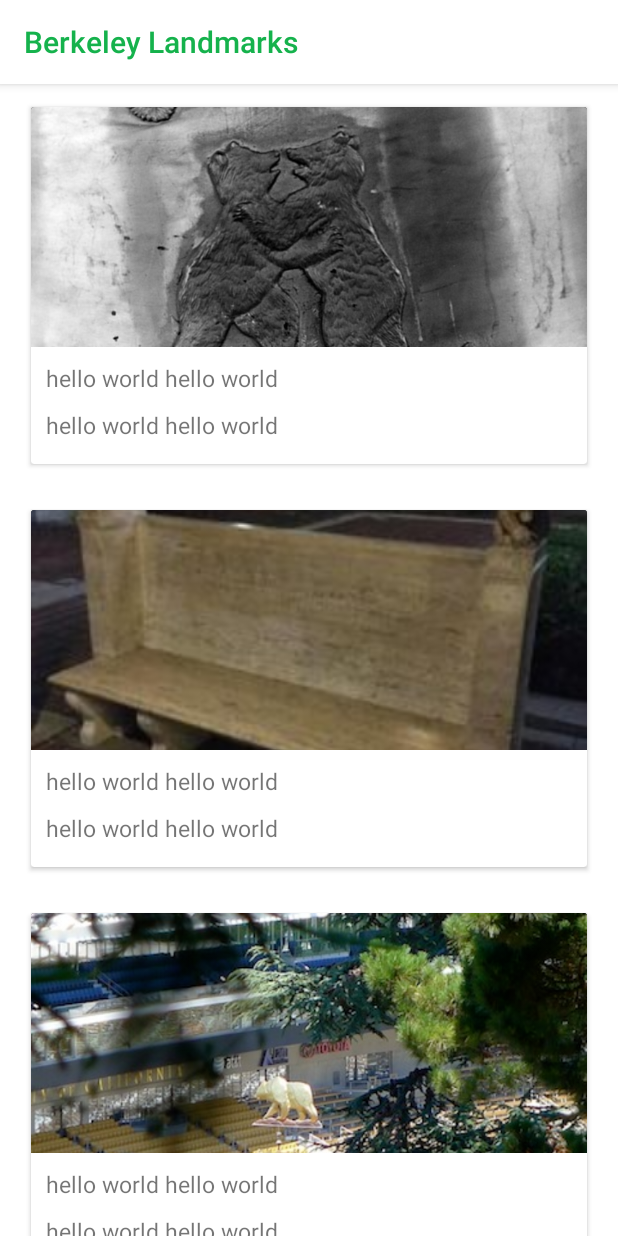
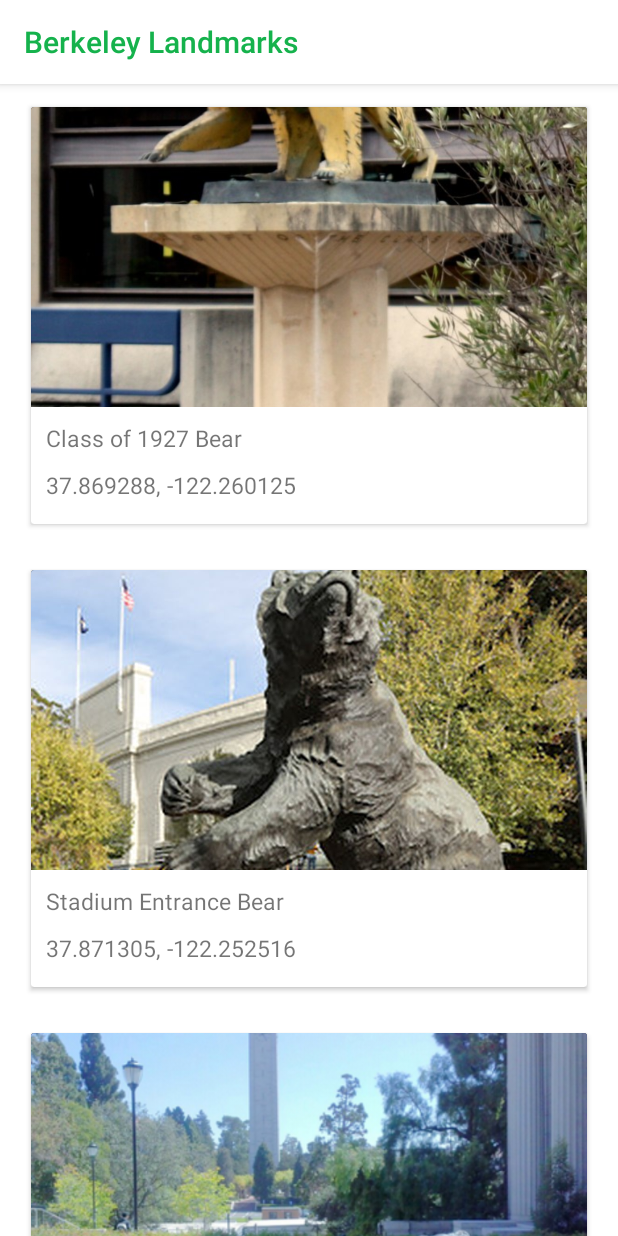
Before and after one commit to taoong/location-based-message-board, an Android app: the screen it shows after launch (MainActivity), on a phone screen of 412 x 824 dp. Run offline under Robolectric (Android 15) with nearby library versions, the phone set to English and light mode, and no system bars.

Commit message:
Using data from bear_statues.json.

```diff
--- a/app/build.gradle
+++ b/app/build.gradle
@@ -25,7 +25,11 @@ dependencies {
     implementation 'com.android.support:design:26.1.0'
     implementation 'com.android.support:recyclerview-v7:26.1.0'
     implementation 'com.android.support:cardview-v7:26.1.0'
+    implementation 'com.google.firebase:firebase-database:11.0.4'
     testImplementation 'junit:junit:4.12'
     androidTestImplementation 'com.android.support.test:runner:1.0.1'
     androidTestImplementation 'com.android.support.test.espresso:espresso-core:3.0.1'
 }
+
+
+apply plugin: 'com.google.gms.google-services'
--- a/app/src/main/java/com/example/cs160_sp18/prog3/Comment.java
+++ b/app/src/main/java/com/example/cs160_sp18/prog3/Comment.java
@@ -7,9 +7,9 @@ public class Comment {
 
     public String text;
     public String username;
-    public Date date;
+    public String date;
 
-    Comment(String text, String username, Date date) {
+    Comment(String text, String username, String date) {
         this.text = text;
         this.username = username;
         this.date = date;
@@ -17,7 +17,7 @@ public class Comment {
 
     // returns a string indicating how long ago this post was made
     protected String elapsedTimeString() {
-        long diff = new Date().getTime() - date.getTime();
+        long diff = new Date().getTime() - Long.parseLong(date);
         long seconds = diff / 1000;
         long minutes = seconds / 60;
         long hours = minutes / 60;
--- a/app/src/main/java/com/example/cs160_sp18/prog3/MainActivity.java
+++ b/app/src/main/java/com/example/cs160_sp18/prog3/MainActivity.java
@@ -1,5 +1,6 @@
 package com.example.cs160_sp18.prog3;
 
+import android.content.res.Resources;
 import android.net.Uri;
 import android.support.design.widget.CoordinatorLayout;
 import android.support.v7.app.AppCompatActivity;
@@ -7,7 +8,13 @@ import android.os.Bundle;
 import android.support.v7.widget.LinearLayoutManager;
 import android.support.v7.widget.RecyclerView;
 import android.support.v7.widget.Toolbar;
+import android.util.Log;
 import android.widget.RelativeLayout;
+
+import org.json.JSONArray;
+import org.json.JSONException;
+import org.json.JSONObject;
+
 import java.util.ArrayList;
 
 /**
@@ -18,6 +25,7 @@ public class MainActivity extends AppCompatActivity {
     private RecyclerView mRecyclerView;
     private RecyclerView.Adapter mAdapter;
     private ArrayList<Landmark> mLandmarks = new ArrayList<>();
+    public ArrayList<Object> mLandmarkData = new ArrayList<>();
 
     // UI elements
     Toolbar mToolbar;
@@ -37,7 +45,7 @@ public class MainActivity extends AppCompatActivity {
         mRecyclerView.setHasFixedSize(true);
         mRecyclerView.setLayoutManager(new LinearLayoutManager(this));
 
-        makeTestLandmarks();
+        getLandmarks();
 
         setAdapterAndUpdateData();
     }
@@ -50,16 +58,23 @@ public class MainActivity extends AppCompatActivity {
 
     }
 
-    private void makeTestLandmarks() {
-        String randomString = "hello world hello world ";
-        Landmark test1 = new Landmark(randomString, randomString, R.drawable.bell_bears);
-        Landmark test2 = new Landmark(randomString, randomString, R.drawable.bench_bears);
-        Landmark test3 = new Landmark(randomString, randomString, R.drawable.in_stadium);
-        Landmark test4 = new Landmark(randomString, randomString, R.drawable.mlk_bear);
-        mLandmarks.add(test1);
-        mLandmarks.add(test2);
-        mLandmarks.add(test3);
-        mLandmarks.add(test4);
+    private void getLandmarks() {
+        JSONObject jsonObj = null;
+
+        try {
+            String jsonStr = "[ {\"landmark_name\": \"Class of 1927 Bear\",\"coordinates\": \"37.869288, -122.260125\",\"filename\": \"mlk_bear\"},{\"landmark_name\": \"Stadium Entrance Bear\",\"coordinates\": \"37.871305, -122.252516\",\"filename\": \"outside_stadium\"},{\"landmark_name\": \"Macchi Bears\",\"coordinates\": \"37.874118, -122.258778\", \"filename\": \"macchi_bears\"}, {\"landmark_name\": \"Les Bears\",\"coordinates\": \"37.871707, -122.253602\",\"filename\": \"les_bears\"}, {\"landmark_name\": \"Strawberry Creek Topiary Bear \",\"coordinates\": \"37.869861, -122.261148\",\"filename\": \"strawberry_creek\"}, {\"landmark_name\": \"South Hall Little Bear\",\"coordinates\": \"37.871382, -122.258355\",\"filename\": \"south_hall\"}, {\"landmark_name\": \"Great Bear Bell Bears\",\"coordinates\": \"37.872061599999995,-122.2578123\",\"filename\": \"bell_bears\"}, {\"landmark_name\": \"Campanile Esplanade Bears\",\"coordinates\": \"37.87233810000001,-122.25792999999999\",\"filename\": \"bench_bears\"}]";
+            JSONArray jsonArr = new JSONArray(jsonStr);
+            for (int i = 0; i < jsonArr.length(); i++) {
+                jsonObj = jsonArr.getJSONObject(i);
+                Landmark mNewLandmark = new Landmark(jsonObj.getString("landmark_name"), jsonObj.getString("coordinates"), getResources().getIdentifier(jsonObj.getString("filename"), "drawable", getPackageName()));
+                mLandmarks.add(mNewLandmark);
+            }
+
+            Log.d("0", jsonObj.toString());
+            Log.d("1", "ALSKDJLAKSDJLAKSDJLAKSDJLAKSDJLASKDJ");
+        } catch (JSONException e) {
+            Log.d("2", "BADBADBADBADBADBADBAD");
+        }
     }
 
 }
--- a/app/src/main/java/com/example/cs160_sp18/prog3/MainAdapter.java
+++ b/app/src/main/java/com/example/cs160_sp18/prog3/MainAdapter.java
@@ -58,7 +58,7 @@ class LandmarkViewHolder extends RecyclerView.ViewHolder {
     public ImageView mThumbnailImageView;
     public TextView mNameTextView;
     public TextView mDistanceTextView;
-    public View.OnClickListener mOnClickListener;
+    public String title;
 
     LandmarkViewHolder(final View itemView) {
         super(itemView);
@@ -70,6 +70,7 @@ class LandmarkViewHolder extends RecyclerView.ViewHolder {
             @Override
             public void onClick(View view) {
                 Intent intent = new Intent(itemView.getContext(), CommentFeedActivity.class);
+                intent.putExtra("title", title);
                 itemView.getContext().startActivity(intent);
             }
         });
@@ -77,6 +78,7 @@ class LandmarkViewHolder extends RecyclerView.ViewHolder {
 
     void bind(Landmark landmark) {
         mNameTextView.setText(landmark.name);
+        title = landmark.name;
         mDistanceTextView.setText(landmark.distance);
         mThumbnailImageView.setImageResource(landmark.thumbnail);
     }
--- a/app/src/main/res/layout/landmark_layout.xml
+++ b/app/src/main/res/layout/landmark_layout.xml
@@ -30,7 +30,7 @@
                 android:background="@color/cardview_dark_background"
                 android:contentDescription="@string/app_name"
                 android:layout_width="match_parent"
-                android:layout_height="160dp"
+                android:layout_height="200dp"
                 android:scaleType="centerCrop"/>
 
             <TextView
--- a/build.gradle
+++ b/build.gradle
@@ -12,6 +12,7 @@ buildscript {
 
         // NOTE: Do not place your application dependencies here; they belong
         // in the individual module build.gradle files
+        classpath 'com.google.gms:google-services:3.1.0'
     }
 }
 
```
Also changed, not shown: app/src/main/java/com/example/cs160_sp18/prog3/CommentFeedActivity.java (+47 -13 lines), 1 other file.
